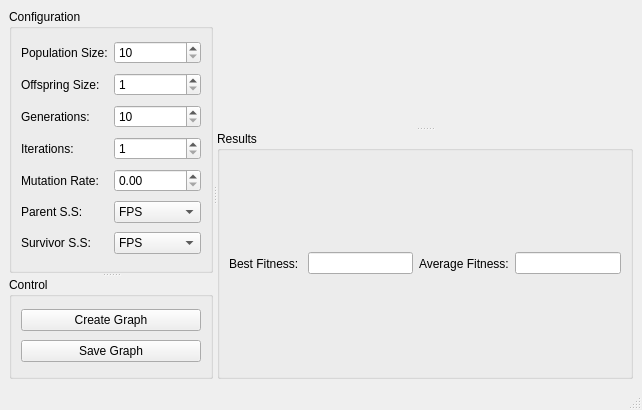
First picture: the form in EA_UI.ui, repository m-usaid/CS451-FinalProject, before the edit.
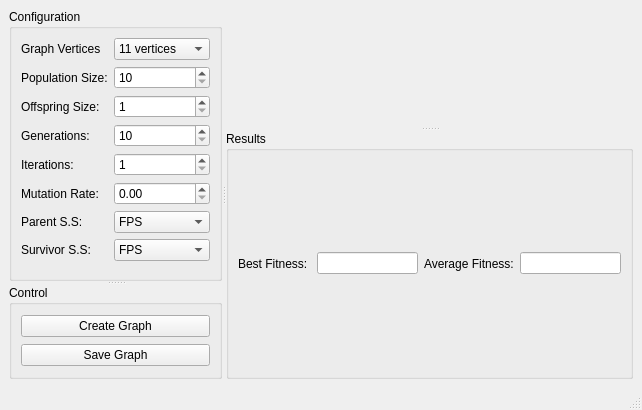
Second picture: the form after the edit.

What changed in the file:
```diff
--- a/EA_UI.ui
+++ b/EA_UI.ui
@@ -30,13 +30,44 @@
         </property>
         <layout class="QGridLayout" name="gridLayout">
          <item row="0" column="0">
+          <widget class="QLabel" name="label_10">
+           <property name="text">
+            <string>Graph Vertices</string>
+           </property>
+          </widget>
+         </item>
+         <item row="0" column="1">
+          <widget class="QComboBox" name="type_of_graph">
+           <item>
+            <property name="text">
+             <string>11 vertices</string>
+            </property>
+           </item>
+           <item>
+            <property name="text">
+             <string>23 vertices</string>
+            </property>
+           </item>
+           <item>
+            <property name="text">
+             <string>100 vertices</string>
+            </property>
+           </item>
+           <item>
+            <property name="text">
+             <string>300 vertices</string>
+            </property>
+           </item>
+          </widget>
+         </item>
+         <item row="1" column="0">
           <widget class="QLabel" name="label_3">
            <property name="text">
             <string>Population Size:</string>
            </property>
           </widget>
          </item>
-         <item row="0" column="1">
+         <item row="1" column="1">
           <widget class="QSpinBox" name="population_size">
            <property name="minimum">
             <number>10</number>
@@ -46,14 +77,14 @@
            </property>
           </widget>
          </item>
-         <item row="1" column="0">
+         <item row="2" column="0">
           <widget class="QLabel" name="label_4">
            <property name="text">
             <string>Offspring Size:</string>
            </property>
           </widget>
          </item>
-         <item row="1" column="1">
+         <item row="2" column="1">
           <widget class="QSpinBox" name="offspring_size">
            <property name="minimum">
             <number>1</number>
@@ -66,14 +97,14 @@
            </property>
           </widget>
          </item>
-         <item row="2" column="0">
+         <item row="3" column="0">
           <widget class="QLabel" name="label_5">
            <property name="text">
             <string>Generations:</string>
            </property>
           </widget>
          </item>
-         <item row="2" column="1">
+         <item row="3" column="1">
           <widget class="QSpinBox" name="generations">
            <property name="minimum">
             <number>10</number>
@@ -83,14 +114,14 @@
            </property>
           </widget>
          </item>
-         <item row="3" column="0">
+         <item row="4" column="0">
           <widget class="QLabel" name="label_6">
            <property name="text">
             <string>Iterations:</string>
            </property>
           </widget>
          </item>
-         <item row="3" column="1">
+         <item row="4" column="1">
           <widget class="QSpinBox" name="iterations">
            <property name="minimum">
             <number>1</number>
@@ -100,14 +131,14 @@
            </property>
           </widget>
          </item>
-         <item row="4" column="0">
+         <item row="5" column="0">
           <widget class="QLabel" name="label_7">
            <property name="text">
             <string>Mutation Rate:</string>
            </property>
           </widget>
          </item>
-         <item row="4" column="1">
+         <item row="5" column="1">
           <widget class="QDoubleSpinBox" name="mutation_rate">
            <property name="minimum">
             <double>0.000000000000000</double>
@@ -120,14 +151,14 @@
            </property>
           </widget>
          </item>
-         <item row="5" column="0">
+         <item row="6" column="0">
           <widget class="QLabel" name="label_8">
            <property name="text">
             <string>Parent S.S: </string>
            </property>
           </widget>
          </item>
-         <item row="5" column="1">
+         <item row="6" column="1">
           <widget class="QComboBox" name="parent_ss">
            <item>
             <property name="text">
@@ -156,14 +187,14 @@
            </item>
           </widget>
          </item>
-         <item row="6" column="0">
+         <item row="7" column="0">
           <widget class="QLabel" name="label_9">
            <property name="text">
             <string>Survivor S.S:</string>
            </property>
           </widget>
          </item>
-         <item row="6" column="1">
+         <item row="7" column="1">
           <widget class="QComboBox" name="survivor_ss">
            <item>
             <property name="text">
```
